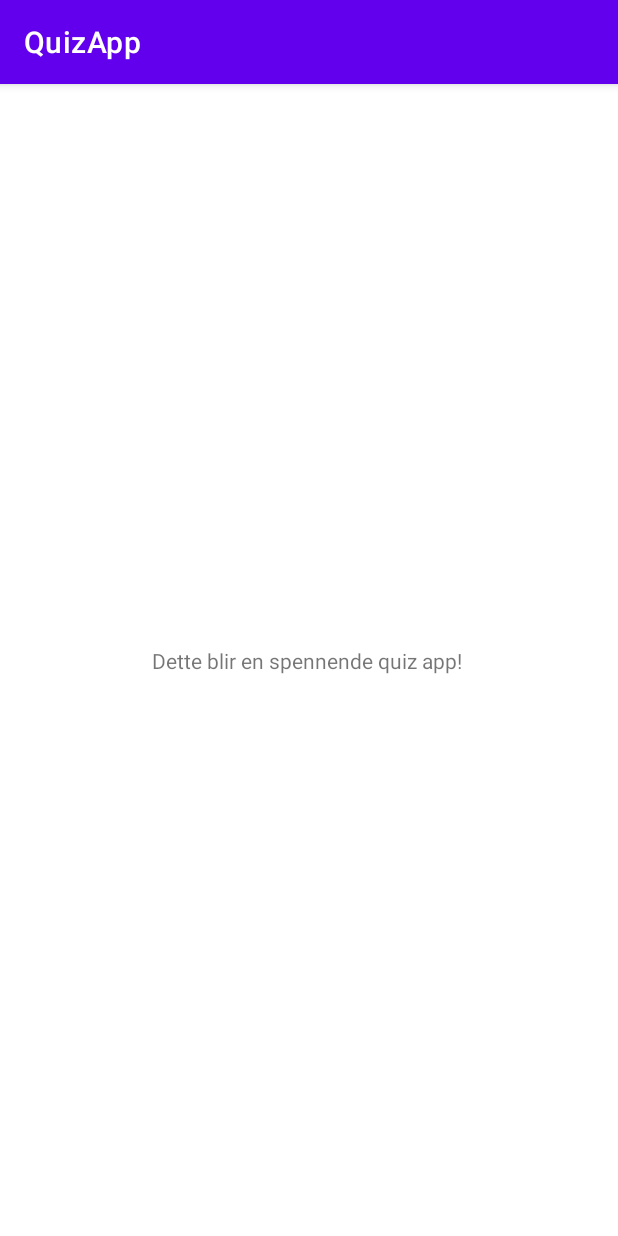
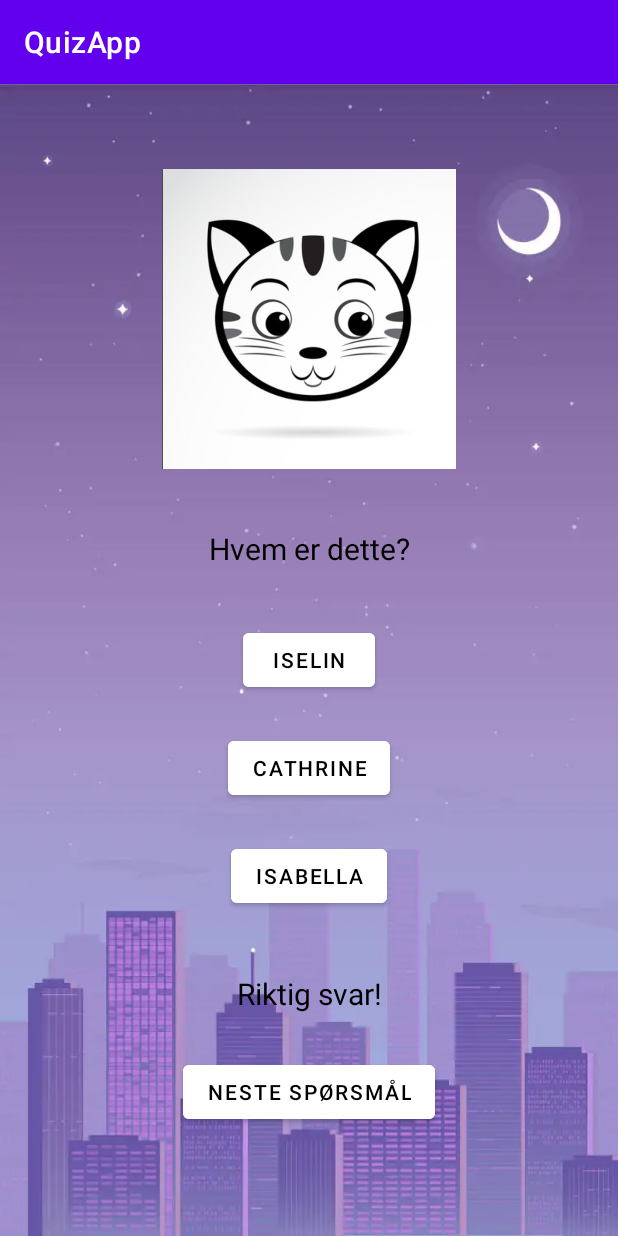
Before and after one commit to h586643/QuizApp, an Android app: the QuizActivity screen opened directly, with no data from a screen before it, on a phone screen of 412 x 824 dp. Run offline under Robolectric (Android 15) with nearby library versions, the phone set to English and light mode, and no system bars.

Commit message:
Quiz activity design XML

```diff
--- a/app/src/main/res/layout/activity_quiz.xml
+++ b/app/src/main/res/layout/activity_quiz.xml
@@ -4,15 +4,98 @@
     xmlns:tools="http://schemas.android.com/tools"
     android:layout_width="match_parent"
     android:layout_height="match_parent"
+    android:background = "@drawable/background"
     tools:context=".QuizActivity">
 
-    <TextView
-        android:id="@+id/textView7"
-        android:layout_width="wrap_content"
-        android:layout_height="wrap_content"
-        android:text="Dette blir en spennende quiz app! "
+    <ImageView
+        android:layout_width="200dp"
+        android:layout_height="200dp"
         app:layout_constraintBottom_toBottomOf="parent"
         app:layout_constraintEnd_toEndOf="parent"
         app:layout_constraintStart_toStartOf="parent"
-        app:layout_constraintTop_toTopOf="parent" />
+        app:layout_constraintTop_toTopOf="parent"
+        app:layout_constraintVertical_bias="0.100"
+        app:srcCompat="@drawable/cat1"
+        />
+
+    <TextView
+        android:id="@+id/question"
+        android:layout_width="wrap_content"
+        android:layout_height="wrap_content"
+        android:text="Hvem er dette?"
+        android:textSize="20dp"
+        android:textColor="@android:color/black"
+        app:layout_constraintBottom_toBottomOf="parent"
+        app:layout_constraintEnd_toEndOf="parent"
+        app:layout_constraintStart_toStartOf="parent"
+        app:layout_constraintTop_toTopOf="parent"
+        app:layout_constraintVertical_bias="0.400"
+        />
+
+    <Button
+        android:layout_width="wrap_content"
+        android:layout_height="wrap_content"
+        android:text="Iselin"
+        android:backgroundTint="@android:color/white"
+        android:textColor="@android:color/black"
+        app:layout_constraintBottom_toBottomOf="parent"
+        app:layout_constraintEnd_toEndOf="parent"
+        app:layout_constraintStart_toStartOf="parent"
+        app:layout_constraintTop_toTopOf="parent"
+        app:layout_constraintVertical_bias="0.500"
+        />
+
+    <Button
+        android:layout_width="wrap_content"
+        android:layout_height="wrap_content"
+        android:text="Cathrine"
+        android:backgroundTint="@android:color/white"
+        android:textColor="@android:color/black"
+        app:layout_constraintBottom_toBottomOf="parent"
+        app:layout_constraintEnd_toEndOf="parent"
+        app:layout_constraintStart_toStartOf="parent"
+        app:layout_constraintTop_toTopOf="parent"
+        app:layout_constraintVertical_bias="0.600"
+        />
+
+    <Button
+        android:layout_width="wrap_content"
+        android:layout_height="wrap_content"
+        android:text="Isabella"
+        android:backgroundTint="@android:color/white"
+        android:textColor="@android:color/black"
+        app:layout_constraintBottom_toBottomOf="parent"
+        app:layout_constraintEnd_toEndOf="parent"
+        app:layout_constraintStart_toStartOf="parent"
+        app:layout_constraintTop_toTopOf="parent"
+        app:layout_constraintVertical_bias="0.7"
+        />
+
+    <TextView
+        android:layout_width="wrap_content"
+        android:layout_height="wrap_content"
+        android:text="Riktig svar!"
+        android:textSize="20dp"
+        android:textColor="@android:color/black"
+        app:layout_constraintBottom_toBottomOf="parent"
+        app:layout_constraintEnd_toEndOf="parent"
+        app:layout_constraintStart_toStartOf="parent"
+        app:layout_constraintTop_toTopOf="parent"
+        app:layout_constraintVertical_bias="0.800"
+        />
+
+    <Button
+        android:layout_width="wrap_content"
+        android:layout_height="wrap_content"
+        android:text="Neste spørsmål"
+        android:backgroundTint="@android:color/white"
+        android:textColor="@android:color/black"
+        app:layout_constraintBottom_toBottomOf="parent"
+        app:layout_constraintEnd_toEndOf="parent"
+        app:layout_constraintStart_toStartOf="parent"
+        app:layout_constraintTop_toTopOf="parent"
+        app:layout_constraintVertical_bias="0.900"
+        />
+
+
 </androidx.constraintlayout.widget.ConstraintLayout>
```
Also changed, not shown: app/src/main/res/drawable/background.webp (added).
